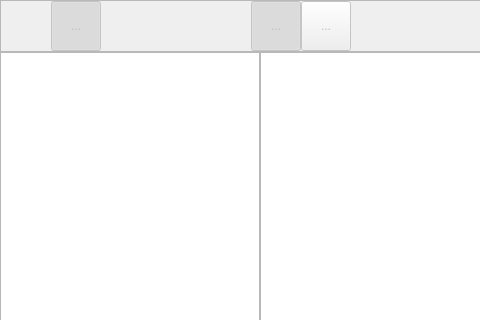
soberleitner/osdriaApp, file osdria/resources/project_view.ui: the form before one commit; both pictures show x 0 to 480 and y 0 to 320 of the 1369 by 775 pixel window.
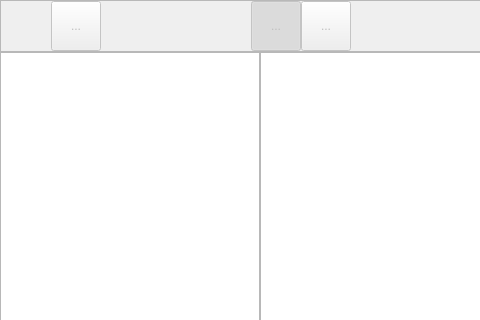
The form after the commit. The open tabs and pages were chosen to show the change. Icons and pictures are not drawn. Custom widgets are drawn as their Qt base class.

```diff
--- a/osdria/resources/project_view.ui
+++ b/osdria/resources/project_view.ui
@@ -1070,10 +1070,10 @@
               </size>
              </property>
              <property name="checkable">
-              <bool>true</bool>
+              <bool>false</bool>
              </property>
              <property name="checked">
-              <bool>true</bool>
+              <bool>false</bool>
              </property>
             </widget>
            </item>
```
Left out of the diff: 148 changed lines with no effect on the pictures.
